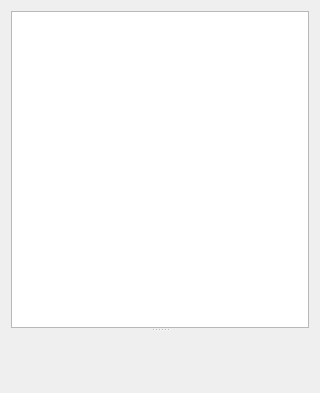
Qt form kmymoney/views/ledgerviewpage.ui (KDE/kmymoney) before a commit.
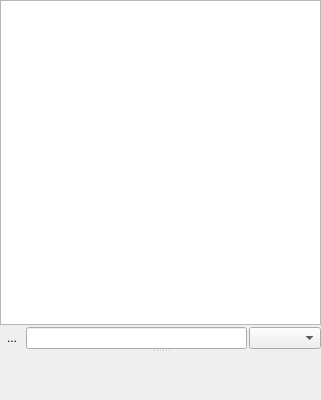
The same form after that commit. Custom widgets are drawn as their Qt base class.

Commit message: Add ledger filter

Diff of the .ui file:
```diff
--- a/kmymoney/views/ledgerviewpage.ui
+++ b/kmymoney/views/ledgerviewpage.ui
@@ -6,18 +6,82 @@
    <rect>
     <x>0</x>
     <y>0</y>
-    <width>320</width>
-    <height>393</height>
+    <width>321</width>
+    <height>400</height>
    </rect>
   </property>
-  <layout class="QVBoxLayout" name="verticalLayout">
+  <layout class="QVBoxLayout" name="verticalLayout_2">
+   <property name="spacing">
+    <number>0</number>
+   </property>
+   <property name="leftMargin">
+    <number>0</number>
+   </property>
+   <property name="topMargin">
+    <number>0</number>
+   </property>
+   <property name="rightMargin">
+    <number>0</number>
+   </property>
+   <property name="bottomMargin">
+    <number>0</number>
+   </property>
    <item>
-    <widget class="QSplitter" name="splitter">
+    <widget class="QSplitter" name="m_splitter">
      <property name="orientation">
       <enum>Qt::Vertical</enum>
      </property>
-     <widget class="LedgerView" name="ledgerView"/>
-     <widget class="QWidget" name="formWidget" native="true"/>
+     <property name="handleWidth">
+      <number>2</number>
+     </property>
+     <widget class="QWidget" name="">
+      <layout class="QVBoxLayout" name="verticalLayout">
+       <property name="spacing">
+        <number>1</number>
+       </property>
+       <item>
+        <widget class="LedgerView" name="m_ledgerView"/>
+       </item>
+       <item>
+        <widget class="QWidget" name="m_filterContainer" native="true">
+         <layout class="QHBoxLayout" name="horizontalLayout" stretch="0,2,0">
+          <property name="spacing">
+           <number>2</number>
+          </property>
+          <property name="leftMargin">
+           <number>0</number>
+          </property>
+          <property name="topMargin">
+           <number>1</number>
+          </property>
+          <property name="rightMargin">
+           <number>0</number>
+          </property>
+          <property name="bottomMargin">
+           <number>1</number>
+          </property>
+          <item>
+           <widget class="QToolButton" name="m_closeButton">
+            <property name="text">
+             <string>...</string>
+            </property>
+            <property name="autoRaise">
+             <bool>true</bool>
+            </property>
+           </widget>
+          </item>
+          <item>
+           <widget class="QLineEdit" name="m_searchWidget"/>
+          </item>
+          <item>
+           <widget class="QComboBox" name="m_filterBox"/>
+          </item>
+         </layout>
+        </widget>
+       </item>
+      </layout>
+     </widget>
+     <widget class="QWidget" name="m_formWidget" native="true"/>
     </widget>
    </item>
   </layout>
```
The commit also changes 6 other files.
